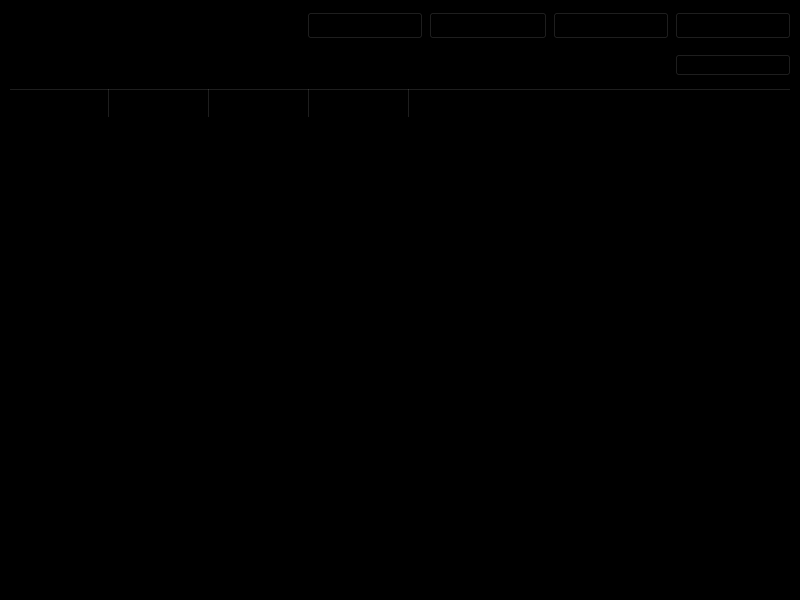
acmpesuecc/GrowPal, file buy_page.ui: the form before one commit.
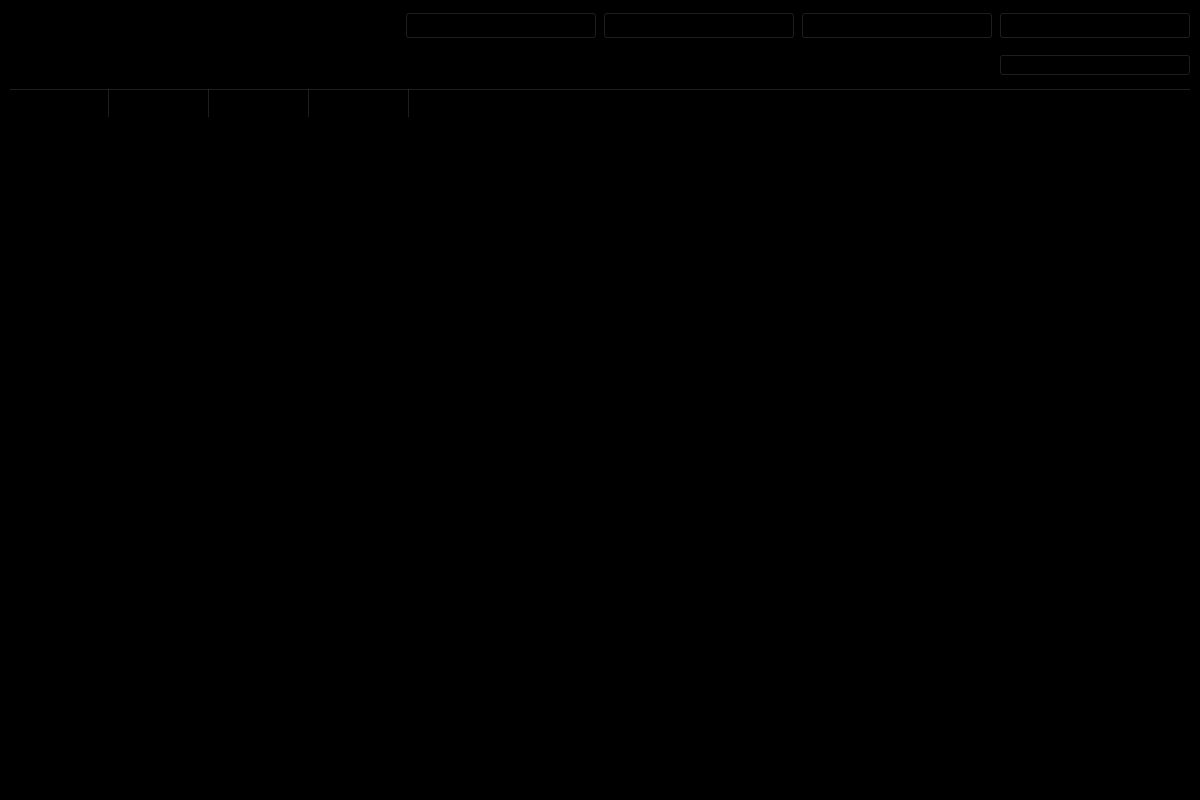
The form after the commit. Icons and pictures are not drawn.

The edit to the form file:
```diff
--- a/buy_page.ui
+++ b/buy_page.ui
@@ -6,10 +6,22 @@
    <rect>
     <x>0</x>
     <y>0</y>
-    <width>800</width>
-    <height>600</height>
+    <width>1200</width>
+    <height>800</height>
    </rect>
   </property>
+  <property name="minimumSize">
+   <size>
+    <width>1200</width>
+    <height>800</height>
+   </size>
+  </property>
+  <property name="maximumSize">
+   <size>
+    <width>1200</width>
+    <height>800</height>
+   </size>
+  </property>
   <property name="font">
    <font>
     <pointsize>12</pointsize>
```
